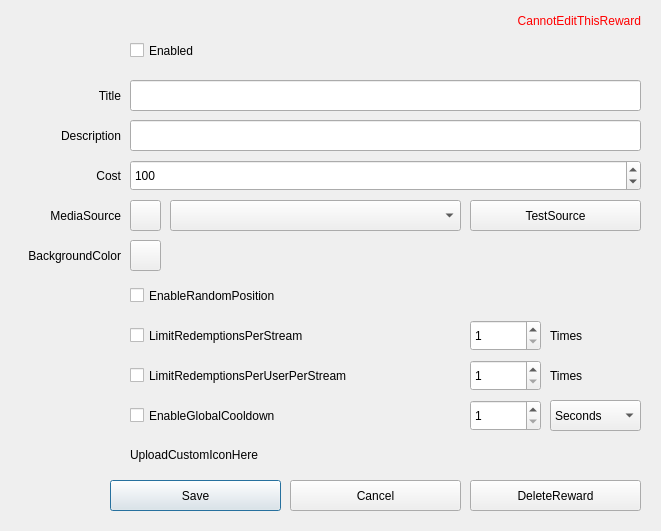
Above: src/EditRewardDialog.ui from gottagofaster236/RewardsTheater before the change. Below: the same form after it.
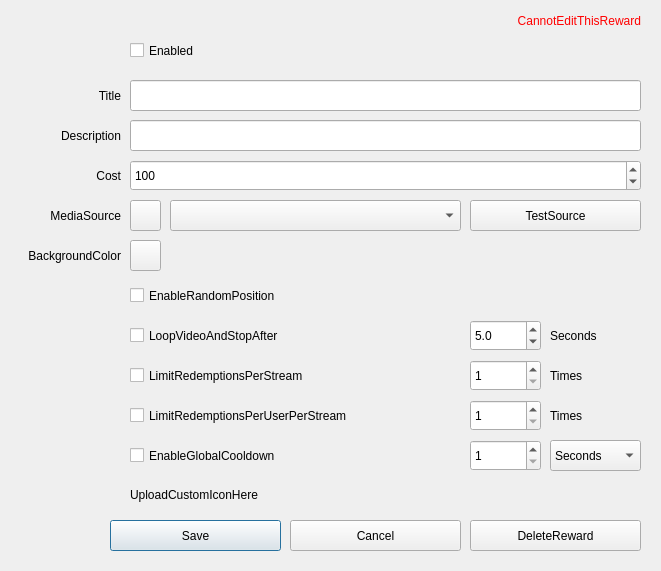
That is the form after the change.

Commit message: Settings for Loop video

Diff of the .ui file:
```diff
--- a/src/EditRewardDialog.ui
+++ b/src/EditRewardDialog.ui
@@ -7,7 +7,7 @@
     <x>0</x>
     <y>0</y>
     <width>661</width>
-    <height>531</height>
+    <height>571</height>
    </rect>
   </property>
   <property name="windowTitle">
@@ -62,7 +62,7 @@
    <property name="geometry">
     <rect>
      <x>110</x>
-     <y>480</y>
+     <y>520</y>
      <width>171</width>
      <height>31</height>
     </rect>
@@ -75,7 +75,7 @@
    <property name="geometry">
     <rect>
      <x>470</x>
-     <y>480</y>
+     <y>520</y>
      <width>171</width>
      <height>31</height>
     </rect>
@@ -88,7 +88,7 @@
    <property name="geometry">
     <rect>
      <x>290</x>
-     <y>480</y>
+     <y>520</y>
      <width>171</width>
      <height>31</height>
     </rect>
@@ -153,7 +153,7 @@
    <property name="geometry">
     <rect>
      <x>130</x>
-     <y>320</y>
+     <y>360</y>
      <width>341</width>
      <height>31</height>
     </rect>
@@ -166,7 +166,7 @@
    <property name="geometry">
     <rect>
      <x>470</x>
-     <y>320</y>
+     <y>360</y>
      <width>71</width>
      <height>31</height>
     </rect>
@@ -182,7 +182,7 @@
    <property name="geometry">
     <rect>
      <x>130</x>
-     <y>360</y>
+     <y>400</y>
      <width>341</width>
      <height>31</height>
     </rect>
@@ -195,7 +195,7 @@
    <property name="geometry">
     <rect>
      <x>470</x>
-     <y>360</y>
+     <y>400</y>
      <width>71</width>
      <height>31</height>
     </rect>
@@ -211,7 +211,7 @@
    <property name="geometry">
     <rect>
      <x>130</x>
-     <y>390</y>
+     <y>430</y>
      <width>341</width>
      <height>51</height>
     </rect>
@@ -224,7 +224,7 @@
    <property name="geometry">
     <rect>
      <x>470</x>
-     <y>400</y>
+     <y>440</y>
      <width>71</width>
      <height>31</height>
     </rect>
@@ -240,7 +240,7 @@
    <property name="geometry">
     <rect>
      <x>130</x>
-     <y>440</y>
+     <y>480</y>
      <width>341</width>
      <height>31</height>
     </rect>
@@ -262,7 +262,7 @@
    <property name="geometry">
     <rect>
      <x>550</x>
-     <y>360</y>
+     <y>400</y>
      <width>91</width>
      <height>31</height>
     </rect>
@@ -275,7 +275,7 @@
    <property name="geometry">
     <rect>
      <x>550</x>
-     <y>320</y>
+     <y>360</y>
      <width>91</width>
      <height>31</height>
     </rect>
@@ -383,7 +383,7 @@
    <property name="geometry">
     <rect>
      <x>550</x>
-     <y>400</y>
+     <y>440</y>
      <width>91</width>
      <height>31</height>
     </rect>
@@ -451,6 +451,51 @@
     <string>EnableRandomPosition</string>
    </property>
   </widget>
+  <widget class="QLabel" name="secondsLabel">
+   <property name="geometry">
+    <rect>
+     <x>550</x>
+     <y>320</y>
+     <width>91</width>
+     <height>31</height>
+    </rect>
+   </property>
+   <property name="text">
+    <string>Seconds</string>
+   </property>
+  </widget>
+  <widget class="QCheckBox" name="loopVideoEnabledCheckBox">
+   <property name="geometry">
+    <rect>
+     <x>130</x>
+     <y>320</y>
+     <width>341</width>
+     <height>31</height>
+    </rect>
+   </property>
+   <property name="text">
+    <string>LoopVideoAndStopAfter</string>
+   </property>
+  </widget>
+  <widget class="QDoubleSpinBox" name="loopVideoDurationSpinBox">
+   <property name="geometry">
+    <rect>
+     <x>470</x>
+     <y>320</y>
+     <width>71</width>
+     <height>31</height>
+    </rect>
+   </property>
+   <property name="decimals">
+    <number>1</number>
+   </property>
+   <property name="maximum">
+    <double>99.900000000000006</double>
+   </property>
+   <property name="value">
+    <double>5.000000000000000</double>
+   </property>
+  </widget>
  </widget>
  <resources/>
  <connections/>
```
Left out of the diff: 3 changed lines with no effect on the pictures. The commit also changes 5 other files.
